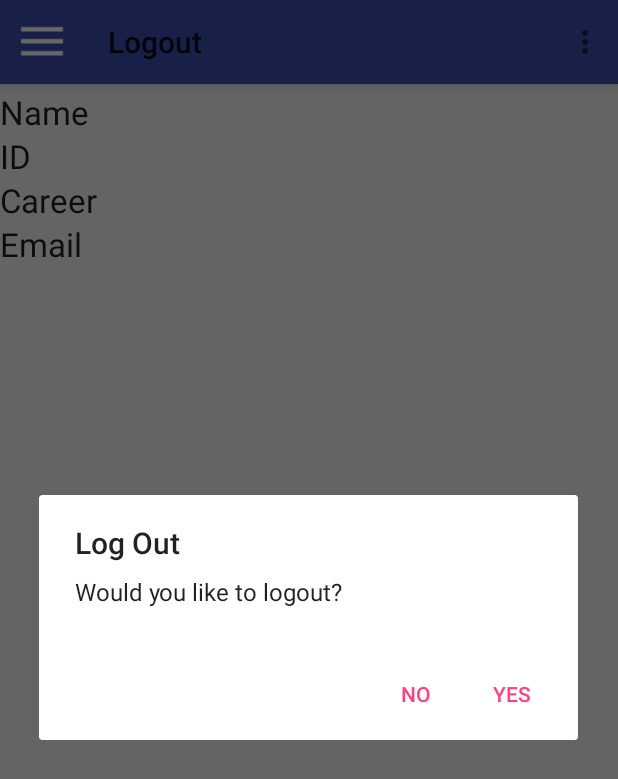
After one commit to e3r8ick/SOA4ID, an Android app: the fragment LogoutFragment placed in its activity, on a phone screen of 412 x 824 dp. The commit adds this screen. Shown: the top 779 px of the screen. Run offline under Robolectric (Android 15) with nearby library versions, the phone set to English and light mode, and no system bars; libraries missing offline, so code that uses them is left out: com.facebook, com.facebook.login.

Commit message:
nav drawer

```diff
--- a/Proyecto1/app/build.gradle
+++ b/Proyecto1/app/build.gradle
@@ -4,7 +4,7 @@ android {
     compileSdkVersion 28
     defaultConfig {
         applicationId "com.eguic.sportec"
-        minSdkVersion 21
+        minSdkVersion 15
         targetSdkVersion 28
         versionCode 1
         versionName "1.0"
@@ -26,7 +26,9 @@ dependencies {
     implementation 'com.readystatesoftware.sqliteasset:sqliteassethelper:+'
     implementation 'com.android.support:support-v4:28.0.0-rc02'
     implementation 'com.facebook.android:facebook-android-sdk:[4,5)'
-    implementation 'org.mongodb:stitch-android-sdk:4.0.3'
+    //implementation 'org.mongodb:stitch-android-sdk:4.0.3'
+    implementation 'com.koushikdutta.ion:ion:2.+'
+    implementation 'com.google.code.gson:gson:2.8.5'
     testImplementation 'junit:junit:4.12'
     androidTestImplementation 'com.android.support.test:runner:1.0.2'
     androidTestImplementation 'com.android.support.test.espresso:espresso-core:3.0.2'
--- a/Proyecto1/app/src/main/java/com/eguic/sportec/Activitys/BeginActivity.java
+++ b/Proyecto1/app/src/main/java/com/eguic/sportec/Activitys/BeginActivity.java
@@ -1,5 +1,10 @@
 package com.eguic.sportec.Activitys;
 
+import android.content.SharedPreferences;
+import android.graphics.Bitmap;
+import android.graphics.drawable.BitmapDrawable;
+import android.graphics.drawable.Drawable;
+import android.preference.PreferenceManager;
 import android.support.v4.app.FragmentManager;
 import android.support.v4.app.FragmentTransaction;
 import android.os.Bundle;
@@ -12,8 +17,12 @@ import android.support.v7.widget.Toolbar;
 import android.util.Log;
 import android.view.Menu;
 import android.view.MenuItem;
+import android.view.View;
+import android.widget.ImageView;
+import android.widget.TextView;
 
 import com.eguic.sportec.Fragments.HomeFragment;
+import com.eguic.sportec.Fragments.LogoutFragment;
 import com.eguic.sportec.Fragments.ProfileFragment;
 import com.eguic.sportec.R;
 
@@ -38,12 +47,28 @@ public class BeginActivity extends AppCompatActivity {
         setSupportActionBar(mToolbar);
 
         mActionBar = getSupportActionBar();
-        mActionBar.setHomeAsUpIndicator(R.drawable.basketball);
+        mActionBar.setHomeAsUpIndicator(R.drawable.ic_menu_white_24dp);
         mActionBar.setDisplayHomeAsUpEnabled(true);
 
         mDrawerLayout = (DrawerLayout) findViewById(R.id.drawer_layout);
 
         NavigationView navigationView = (NavigationView) findViewById(R.id.nav_view);
+        SharedPreferences preferences = PreferenceManager.getDefaultSharedPreferences(this);
+        Log.d("preferencias",preferences.getString("userId",""));
+
+        View headerView = navigationView.getHeaderView(0);
+        ImageView drawerImage =  headerView.findViewById(R.id.nav_header_image);
+        TextView drawerUsername = headerView.findViewById(R.id.nav_header_name);
+        TextView drawerAccount =  headerView.findViewById(R.id.nav_header_email);
+        Drawable myImage = getResources().getDrawable(R.drawable.soccer);
+        Bitmap bitmap = ((BitmapDrawable) myImage).getBitmap();
+        // Scale it to 50 x 50
+        Drawable d = new BitmapDrawable(getResources(), Bitmap.createScaledBitmap(bitmap, 70, 70, true));
+        // Set your new, scaled drawable "d
+        drawerImage.setImageDrawable(d);
+        drawerUsername.setText("Erick");
+        drawerAccount.setText("erick@gmail.com");
+
         if (navigationView != null) {
             setupNavigationDrawerContent(navigationView);
         }
@@ -95,43 +120,36 @@ public class BeginActivity extends AppCompatActivity {
                     public boolean onNavigationItemSelected(MenuItem menuItem) {
                         switch (menuItem.getItemId()) {
                             case R.id.nav_home:
-                                Log.d("cambio de fragment a 1", String.valueOf(menuItem));
                                 menuItem.setChecked(true);
                                 setFragment(0);
                                 mDrawerLayout.closeDrawer(GravityCompat.START);
                                 return true;
                             case R.id.nav_profile:
-                                Log.d("cambio de fragment a 1", String.valueOf(menuItem));
                                 menuItem.setChecked(true);
                                 setFragment(1);
                                 mDrawerLayout.closeDrawer(GravityCompat.START);
                                 return true;
                             case R.id.nav_news:
-                                Log.d("cambio de fragment a 1", String.valueOf(menuItem));
                                 menuItem.setChecked(true);
                                 setFragment(2);
                                 mDrawerLayout.closeDrawer(GravityCompat.START);
                                 return true;
                             case R.id.nav_sports:
-                                Log.d("cambio de fragment a 1", String.valueOf(menuItem));
                                 menuItem.setChecked(true);
                                 setFragment(3);
                                 mDrawerLayout.closeDrawer(GravityCompat.START);
                                 return true;
                             case R.id.nav_team_profile:
-                                Log.d("cambio de fragment a 1", String.valueOf(menuItem));
                                 menuItem.setChecked(true);
                                 setFragment(4);
                                 mDrawerLayout.closeDrawer(GravityCompat.START);
                                 return true;
                             case R.id.nav_challenges:
-                                Log.d("cambio de fragment a 1", String.valueOf(menuItem));
                                 menuItem.setChecked(true);
                                 setFragment(5);
                                 mDrawerLayout.closeDrawer(GravityCompat.START);
                                 return true;
                             case R.id.nav_log_out:
-                                Log.d("cambio de fragment a 1", String.valueOf(menuItem));
                                 menuItem.setChecked(true);
                                 setFragment(6);
                                 mDrawerLayout.closeDrawer(GravityCompat.START);
@@ -164,6 +182,13 @@ public class BeginActivity extends AppCompatActivity {
                 fragmentTransaction.replace(R.id.fragment, starredFragment);
                 fragmentTransaction.commit();
                 break;
+            case 6:
+                fragmentManager = getSupportFragmentManager();
+                fragmentTransaction = fragmentManager.beginTransaction();
+                LogoutFragment logoutFragment = new LogoutFragment();
+                fragmentTransaction.replace(R.id.fragment, logoutFragment);
+                fragmentTransaction.commit();
+                break;
         }
     }
 }
--- a/Proyecto1/app/src/main/java/com/eguic/sportec/Fragments/HomeFragment.java
+++ b/Proyecto1/app/src/main/java/com/eguic/sportec/Fragments/HomeFragment.java
@@ -22,7 +22,7 @@ public class HomeFragment extends Fragment {
 
         ((BeginActivity) getActivity()).getSupportActionBar().setTitle("Home");
 
-        Button buttonChangeText = (Button) view.findViewById(R.id.buttonFragmentInbox);
+        /*Button buttonChangeText = (Button) view.findViewById(R.id.buttonFragmentInbox);
 
         final TextView textViewInboxFragment = (TextView) view.findViewById(R.id.textViewInboxFragment);
 
@@ -35,7 +35,7 @@ public class HomeFragment extends Fragment {
 
             }
         });
-
+*/
         return view;
     }
 }
--- /dev/null
+++ b/Proyecto1/app/src/main/java/com/eguic/sportec/Fragments/LogoutFragment.java
@@ -0,0 +1,46 @@
+package com.eguic.sportec.Fragments;
+
+import android.app.AlertDialog;
+import android.content.DialogInterface;
+import android.content.Intent;
+import android.os.Bundle;
+import android.support.v4.app.Fragment;
+import android.view.LayoutInflater;
+import android.view.View;
+import android.view.ViewGroup;
+
+import com.eguic.sportec.Activitys.BeginActivity;
+import com.eguic.sportec.Activitys.SplashActivity;
+import com.eguic.sportec.R;
+import com.facebook.login.LoginManager;
+
+
+public class LogoutFragment extends Fragment {
+    @Override
+    public View onCreateView(LayoutInflater inflater, ViewGroup container, Bundle savedInstanceState) {
+
+        // Inflate the layout for this fragment
+        final View view = inflater.inflate(R.layout.fragment_profile, container, false);
+
+        ((BeginActivity) getActivity()).getSupportActionBar().setTitle("Logout");
+
+        new AlertDialog.Builder(this.getContext())
+                .setTitle(R.string.logout_tittle)
+                .setMessage(R.string.logout_message)
+                .setPositiveButton(R.string.logout_yes, new DialogInterface.OnClickListener() {
+                    public void onClick(DialogInterface dialog, int which) {
+                        LoginManager.getInstance().logOut();
+                        Intent intent = new Intent(LogoutFragment.this.getContext(), SplashActivity.class);
+                        startActivity(intent);
+                    }
+                })
+                .setNegativeButton(R.string.logout_no, new DialogInterface.OnClickListener() {
+                    public void onClick(DialogInterface dialog, int which) {
+                        // user doesn't want to logout
+                    }
+                })
+                .show();
+
+        return view;
+    }
+}
--- a/Proyecto1/app/src/main/res/values/strings.xml
+++ b/Proyecto1/app/src/main/res/values/strings.xml
@@ -13,6 +13,11 @@
     <string name="facebook_app_id">1850787681668057</string>
     <string name="fb_login_protocol_scheme">fb1850787681668057</string>
     <string name="fb_login_error">Error trying to login wirh Facebook</string>
+    <!-- Strings related to logout -->
+    <string name="logout_tittle">Log Out</string>
+    <string name="logout_message">Would you like to logout?</string>
+    <string name="logout_yes">Yes</string>
+    <string name="logout_no">No</string>
     <!--drawer menu-->
     <string name="nav_home">Home</string>
     <string name="nav_profile">Profile</string>
```
Also changed, not shown: Proyecto1/app/src/main/java/com/eguic/sportec/Activitys/LoginActivity.java (+37 -11 lines), Proyecto1/app/src/main/java/com/eguic/sportec/Activitys/SplashActivity.java (+16 -3 lines), Proyecto1/app/src/main/res/layout/fragment_home.xml (+5 -18 lines), Proyecto1/app/src/main/res/layout/nav_header_begin.xml (+4 -5 lines), Proyecto1/app/src/main/res/drawable/ic_menu_white_24dp.png (added), 1 other file.
